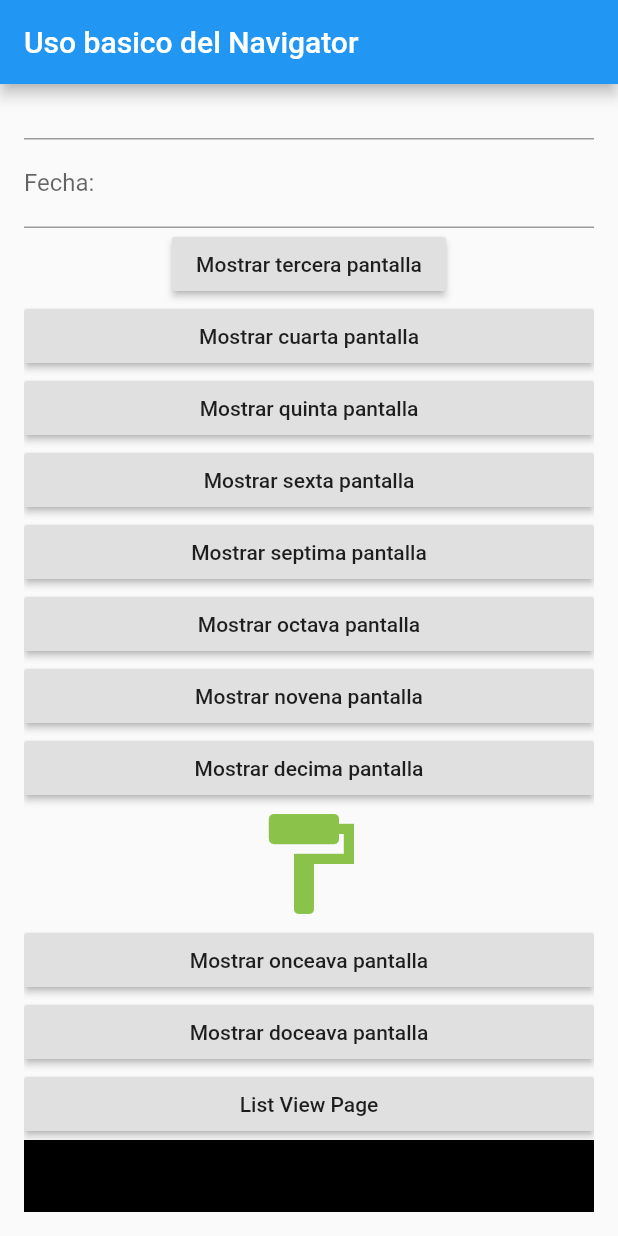
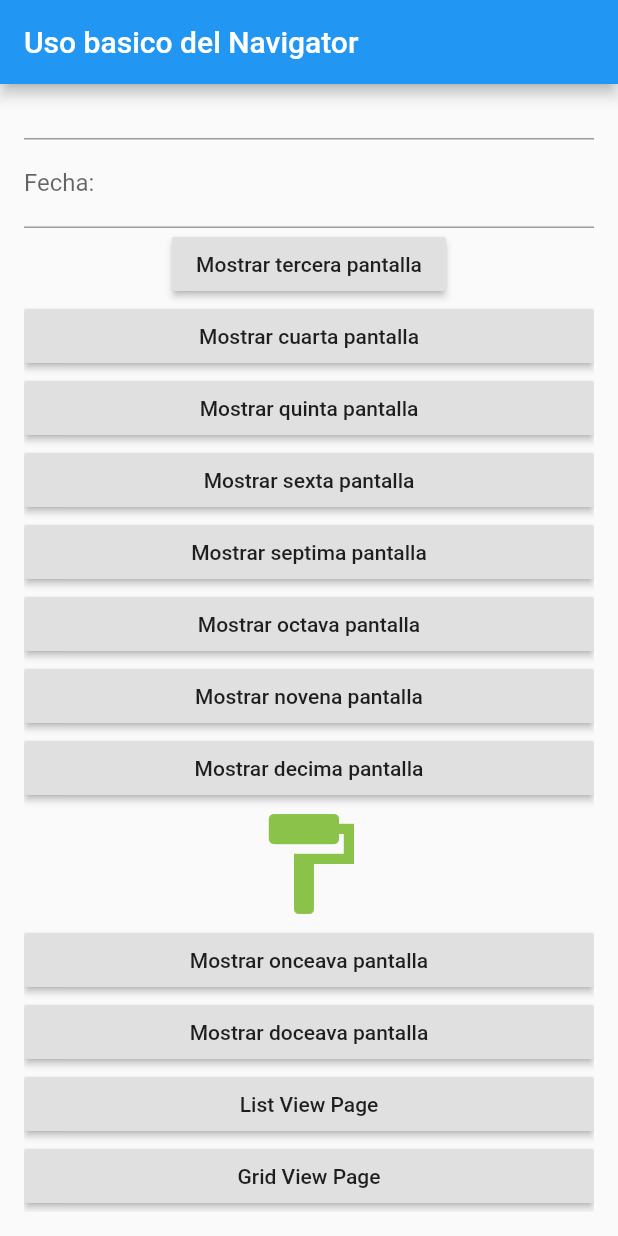
Before and after one commit to ftdevelopper/fluttertest, a Flutter app: the screen it shows after launch, scrolled down 204 dp, on a phone screen of 412 x 824 dp. Run offline on Flutter 3.47's test engine with Material 2 defaults, Android fonts, the phone set to English and light mode, and no system bars.

Commit message:
create GridViewPage

```diff
--- a/lib/main.dart
+++ b/lib/main.dart
@@ -1,6 +1,7 @@
 // ignore_for_file: prefer_const_constructors_in_immutables, prefer_const_constructors, use_key_in_widget_constructors
 
 import 'package:proyect_first/pages/fourth_page.dart';
+import 'package:proyect_first/pages/gridview.dart';
 import 'package:proyect_first/pages/listview_page.dart';
 import 'package:proyect_first/pages/my_home_page.dart';
 import 'package:flutter/material.dart';
@@ -40,6 +41,7 @@ class MyApp extends StatelessWidget {
         "keleventh":(BuildContext context) => ElevenPage(),
         "ktwelveth":(BuildContext context) => TwelvePage(),
         "klistview":(BuildContext context) => ListViewPage(),
+        "kgridview":(BuildContext context) => GridViewPage(),
       },
     );
   }
--- a/lib/pages/my_home_page.dart
+++ b/lib/pages/my_home_page.dart
@@ -155,11 +155,12 @@ class _MyHomePageState extends State<MyHomePage> {
                 _quickShowPage(context, "klistview");
                },
               ),
-              Container(
-                height: 800,
-                width: 20,
-                color: Colors.black,
-              )
+              RaisedButton(
+                child: Text("Grid View Page"),
+                onPressed: (){
+                _quickShowPage(context, "kgridview");
+               },
+              ),
             ]
           ),
         )
```
Also changed, not shown: lib/pages/gridview.dart (added, +12 -0 lines).
